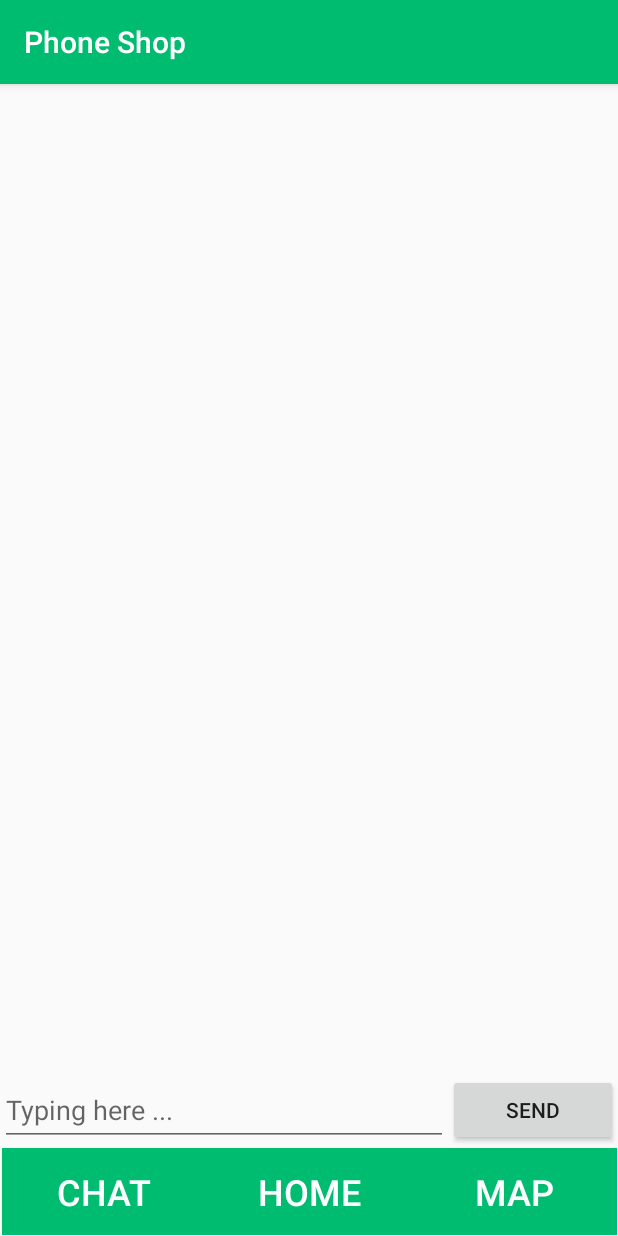
After one commit to Khangnekk/Android_Phone_Shop, an Android app: the ChatActivity screen opened directly, with no data from a screen before it, on a phone screen of 412 x 824 dp. The commit adds this screen. Run offline under Robolectric (Android 15) with nearby library versions, the phone set to English and light mode, and no system bars; Roboto replaces fonts that are not available here.

Commit message:
add chat front-end

```diff
--- /dev/null
+++ b/app/src/main/java/com/fptugroup6/phoneshop/activity/ChatActivity.java
@@ -0,0 +1,29 @@
+package com.fptugroup6.phoneshop.activity;
+
+import androidx.appcompat.app.AppCompatActivity;
+
+import android.content.Intent;
+import android.os.Bundle;
+import android.view.View;
+import android.widget.Button;
+
+import com.fptugroup6.phoneshop.R;
+
+public class ChatActivity extends AppCompatActivity {
+
+    @Override
+    protected void onCreate(Bundle savedInstanceState) {
+        super.onCreate(savedInstanceState);
+        setContentView(R.layout.activity_chat);
+
+        Button btnHome = findViewById(R.id.btnHome);
+        btnHome.setOnClickListener(new View.OnClickListener() {
+            @Override
+            public void onClick(View v) {
+                Intent intent = new Intent();
+                intent.setClass(ChatActivity.this, MainActivity.class);
+                startActivity(intent);
+            }
+        });
+    }
+}
--- a/app/src/main/java/com/fptugroup6/phoneshop/api/ApiClient.java
+++ b/app/src/main/java/com/fptugroup6/phoneshop/api/ApiClient.java
@@ -7,7 +7,7 @@ import retrofit2.Retrofit;
 import retrofit2.converter.gson.GsonConverterFactory;
 
 public class ApiClient {
-    private static  final  String BASE_URL = "http://10.33.30.33:7017/";
+    private static  final  String BASE_URL = "http://192.168.77.109:7017/";
     private static Retrofit retrofit = null;
     public  static Retrofit getClient(){
         Gson gson = new GsonBuilder()
--- a/app/src/main/res/layout/activity_chat.xml
+++ b/app/src/main/res/layout/activity_chat.xml
@@ -1,46 +1,111 @@
 <?xml version="1.0" encoding="utf-8"?>
 <RelativeLayout xmlns:android="http://schemas.android.com/apk/res/android"
+    xmlns:app="http://schemas.android.com/apk/res-auto"
+    xmlns:tools="http://schemas.android.com/tools"
     android:layout_width="match_parent"
     android:layout_height="match_parent"
     android:orientation="vertical">
 
-    <TextView
-        android:id="@+id/chatTitle"
-        android:layout_width="wrap_content"
-        android:layout_height="wrap_content"
-        android:layout_gravity="center"
-        android:layout_marginTop="14dp"
-        android:layout_marginBottom="12dp"
-        android:text="Chat with customer"
-        android:textColor="@color/colorPrimary"
-        android:textSize="24sp" />
     <androidx.recyclerview.widget.RecyclerView
         android:layout_width="match_parent"
-        android:layout_height="match_parent"
-        android:id="@+id/chatRecyclerView"
-        android:layout_marginTop="8dp"
-        android:scrollbars="vertical"
-        android:layout_below="@id/chatTitle"/>
-    <LinearLayout
-        android:id="@+id/messageInputLayout"
+        android:layout_height="wrap_content"
+        android:layout_above="@+id/chatinput"
+        android:layout_marginTop="0dp"
+        android:layout_marginBottom="0dp" />
+
+    <androidx.constraintlayout.widget.ConstraintLayout
+        android:id="@+id/chatinput"
         android:layout_width="match_parent"
         android:layout_height="wrap_content"
-        android:orientation="horizontal"
+        android:layout_above="@+id/nav"
+        android:layout_marginBottom="0dp">
+
+        <LinearLayout
+            android:layout_width="match_parent"
+            android:layout_height="match_parent"
+            android:orientation="horizontal"
+            app:layout_constraintBottom_toBottomOf="parent"
+            app:layout_constraintEnd_toEndOf="parent"
+            app:layout_constraintStart_toStartOf="parent"
+            app:layout_constraintTop_toTopOf="parent">
+
+            <EditText
+                android:id="@+id/editTextText"
+                android:layout_width="274dp"
+                android:layout_height="match_parent"
+                android:layout_weight="1"
+                android:ems="10"
+                android:inputType="text"
+                android:hint="Typing here ..."
+                />
+
+            <Button
+                android:id="@+id/button"
+                android:layout_width="wrap_content"
+                android:layout_height="wrap_content"
+                android:layout_weight="1"
+                android:text="Send" />
+        </LinearLayout>
+    </androidx.constraintlayout.widget.ConstraintLayout>
+
+    <androidx.constraintlayout.widget.ConstraintLayout
+        android:id="@+id/nav"
+        android:layout_width="match_parent"
+        android:layout_height="60dp"
         android:layout_alignParentBottom="true"
-        android:background="@android:color/white"
-        android:elevation="6dp">
-        <EditText
-            android:id="@+id/messageEditText"
-            android:layout_width="0dp"
-            android:layout_height="wrap_content"
-            android:layout_weight="1"
-            android:hint="Type a message"
-            android:inputType="textMultiLine"
-            android:maxLines="4" />
-        <Button
-            android:id="@+id/messageSendButton"
-            android:layout_width="wrap_content"
-            android:layout_height="wrap_content"
-            android:text="Send" />
-    </LinearLayout>
+        android:layout_marginBottom="0dp"
+        android:foregroundGravity="center"
+        tools:layout_editor_absoluteY="846dp">
+
+        <LinearLayout
+            android:layout_width="410dp"
+            android:layout_height="58dp"
+            android:background="@color/colorPrimary"
+            android:gravity="center"
+            android:orientation="horizontal"
+            app:layout_constraintBottom_toBottomOf="parent"
+            app:layout_constraintEnd_toEndOf="parent"
+            app:layout_constraintStart_toStartOf="parent"
+            app:layout_constraintTop_toTopOf="parent">
+
+            <Button
+                android:id="@+id/btnChat"
+                android:layout_width="wrap_content"
+                android:layout_height="match_parent"
+                android:layout_weight="1"
+                android:background="@color/colorPrimary"
+                android:gravity="center"
+                android:text="Chat"
+                android:textAlignment="center"
+                android:textColor="@color/a"
+                android:textSize="24sp" />
+
+            <Button
+                android:id="@+id/btnHome"
+                android:layout_width="wrap_content"
+                android:layout_height="match_parent"
+                android:layout_weight="1"
+                android:background="@color/colorPrimary"
+                android:gravity="center"
+                android:text="Home"
+                android:textAlignment="center"
+                android:textColor="@color/a"
+                android:textSize="24sp" />
+
+            <Button
+                android:id="@+id/btnMap"
+                android:layout_width="wrap_content"
+                android:layout_height="match_parent"
+                android:layout_weight="1"
+                android:background="@color/colorPrimary"
+                android:gravity="center"
+                android:text="Map"
+                android:textAlignment="center"
+                android:textColor="@color/a"
+                android:textSize="24sp" />
+
+        </LinearLayout>
+
+    </androidx.constraintlayout.widget.ConstraintLayout>
+
 </RelativeLayout>
```
Also changed, not shown: app/src/main/AndroidManifest.xml (+8 -8 lines), app/src/main/java/com/fptugroup6/phoneshop/activity/MainActivity.java (+15 -2 lines), app/src/main/res/layout/activity_main.xml (+59 -0 lines).
